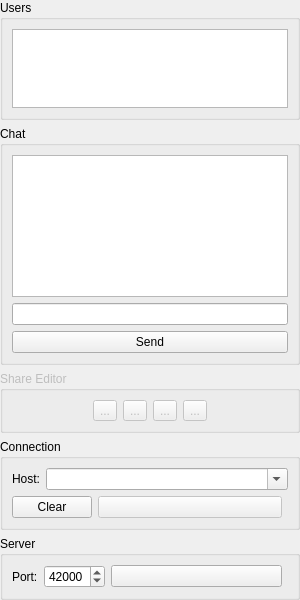
Above: Cooperation/ChatWidget.ui from testmana2/test before the change. Below: the same form after it.
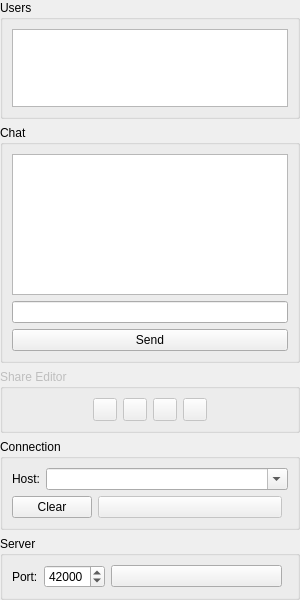
That is the form after the change. Custom widgets are drawn as their Qt base class.

Diff of the .ui file:
```diff
--- a/Cooperation/ChatWidget.ui
+++ b/Cooperation/ChatWidget.ui
@@ -117,9 +117,6 @@
         <property name="toolTip">
          <string>Press to toggle the shared status of the current editor</string>
         </property>
-        <property name="text">
-         <string>...</string>
-        </property>
         <property name="checkable">
          <bool>true</bool>
         </property>
@@ -133,9 +130,6 @@
         <property name="toolTip">
          <string>Press to start a shared edit</string>
         </property>
-        <property name="text">
-         <string>...</string>
-        </property>
         <property name="checkable">
          <bool>true</bool>
         </property>
@@ -149,9 +143,6 @@
         <property name="toolTip">
          <string>Press to end the edit and send the changes</string>
         </property>
-        <property name="text">
-         <string>...</string>
-        </property>
        </widget>
       </item>
       <item>
@@ -162,9 +153,6 @@
         <property name="toolTip">
          <string>Press to cancel the shared edit</string>
         </property>
-        <property name="text">
-         <string>...</string>
-        </property>
        </widget>
       </item>
       <item>
```
Left out of the diff: 11 changed lines with no effect on the pictures.
